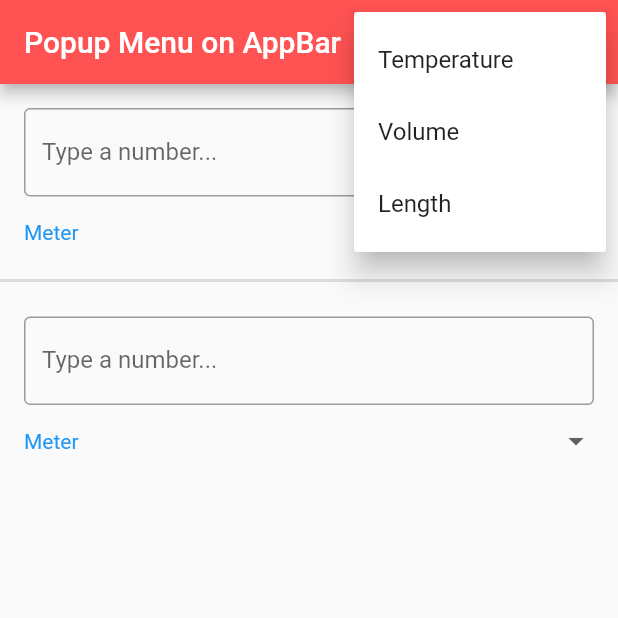
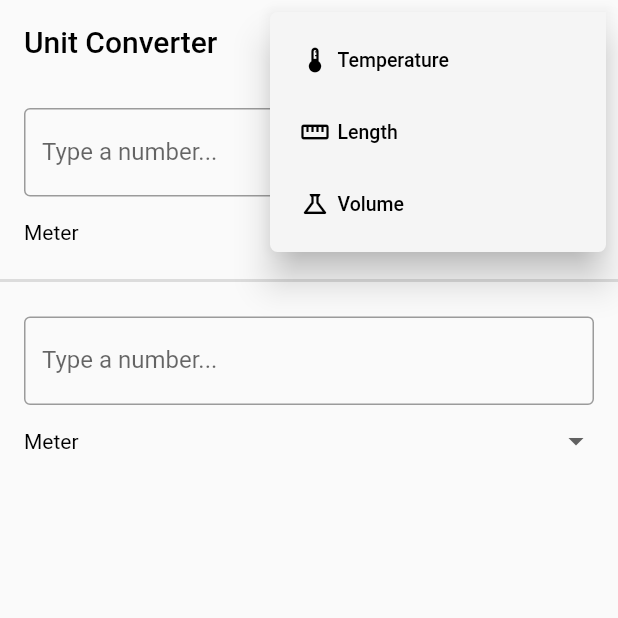
Before and after one commit to noamshamir/unit-conversion-app, a Flutter app: the screen it shows after launch, after a tap on the "thermostat" icon, on a phone screen of 412 x 824 dp, the top half of it. Run offline on Flutter 3.47's test engine with Material 2 defaults, Android fonts, the phone set to English and light mode, and no system bars.

Commit message:
Some styling changes

```diff
--- a/lib/main.dart
+++ b/lib/main.dart
@@ -40,6 +40,7 @@ class MyApp extends StatelessWidget {
   @override
   Widget build(BuildContext context) {
     return MaterialApp(
+      debugShowCheckedModeBanner: false,
       title: 'Unit Converter',
       theme: ThemeData(
         primarySwatch: Colors.blue,
@@ -55,25 +56,104 @@ class MyHomePage extends StatelessWidget {
   Widget build(BuildContext context) {
     return Scaffold(
         appBar: AppBar(
-            title: Text("Popup Menu on AppBar"),
-            backgroundColor: Colors.redAccent,
+            elevation: 0,
+            title: Text('Unit Converter',
+                style: TextStyle(color: Color.fromARGB(255, 0, 0, 0))),
+            backgroundColor: Colors.grey.shade50,
             actions: [
               PopupMenuButton(
-                  // add icon, by default "3 dot" icon
-                  icon: Icon(Icons.thermostat),
+                  icon: Icon(
+                    Icons.thermostat,
+                    color: Color.fromARGB(255, 87, 87, 87),
+                  ),
+                  shape: RoundedRectangleBorder(
+                      borderRadius: BorderRadius.circular(5)
+                          .copyWith(topRight: Radius.circular(0))),
+                  padding: EdgeInsets.all(10),
+                  elevation: 10,
+                  color: Colors.grey.shade100,
                   itemBuilder: (context) {
                     return [
                       PopupMenuItem<int>(
-                        value: 0,
-                        child: Text("Temperature"),
+                        padding: EdgeInsets.only(right: 50, left: 20),
+                        value: 1,
+                        child: Column(
+                          crossAxisAlignment: CrossAxisAlignment.start,
+                          children: [
+                            Row(
+                              children: [
+                                Icon(
+                                  Icons.thermostat_outlined,
+                                  size: 20,
+                                  color: Colors.black,
+                                ),
+                                SizedBox(
+                                  width: 5,
+                                ),
+                                Text(
+                                  'Temperature',
+                                  style: TextStyle(
+                                      color: Colors.black,
+                                      fontSize: 13,
+                                      fontWeight: FontWeight.w500),
+                                ),
+                              ],
+                            ),
+                          ],
+                        ),
                       ),
                       PopupMenuItem<int>(
+                        padding: EdgeInsets.only(right: 50, left: 20),
                         value: 1,
-                        child: Text("Volume"),
+                        child: Column(
+                          crossAxisAlignment: CrossAxisAlignment.start,
+                          children: [
+                            Row(
+                              children: [
+                                Icon(
+                                  Icons.straighten_outlined,
+                                  size: 20,
+                                  color: Colors.black,
+                                ),
+                                SizedBox(
+                                  width: 5,
+                                ),
+                                Text(
+                                  'Length',
+                                  style: TextStyle(
+                                      color: Colors.black,
+                                      fontSize: 13,
+                                      fontWeight: FontWeight.w500),
+                                ),
+                              ],
+                            ),
+                          ],
+                        ),
                       ),
                       PopupMenuItem<int>(
-                        value: 2,
-                        child: Text("Length"),
+                        padding: EdgeInsets.only(right: 50, left: 20),
+                        value: 1,
+                        child: Column(
+                          crossAxisAlignment: CrossAxisAlignment.start,
+                          children: [
+                            Row(
+                              children: [
+                                Icon(Icons.science_outlined,
+                                    size: 20, color: Colors.black),
+                                SizedBox(
+                                  width: 5,
+                                ),
+                                Text(
+                                  'Volume',
+                                  style: TextStyle(
+                                      color: Colors.black,
+                                      fontSize: 13,
+                                      fontWeight: FontWeight.w500),
+                                ),
+                              ],
+                            ),
+                          ],
+                        ),
                       ),
                     ];
                   },
@@ -210,7 +290,7 @@ class _ConversionFormState extends State<ConversionForm> {
         child: DropdownButton<String>(
             value: conversionFactor1,
             icon: const Icon(Icons.arrow_drop_down),
-            style: const TextStyle(color: Colors.blue),
+            style: const TextStyle(color: Colors.black),
             isExpanded: true,
             underline: Container(
               height: 0,
@@ -252,11 +332,11 @@ class _ConversionFormState extends State<ConversionForm> {
         child: DropdownButton<String>(
             value: conversionFactor2,
             icon: const Icon(Icons.arrow_drop_down),
-            style: const TextStyle(color: Colors.blue),
+            style: const TextStyle(color: Colors.black),
             isExpanded: true,
             underline: Container(
               height: 0,
-              color: Colors.blueAccent,
+              color: Colors.black,
             ),
             onChanged: (String? value) {
               // This is called when the user selects an item.
```
